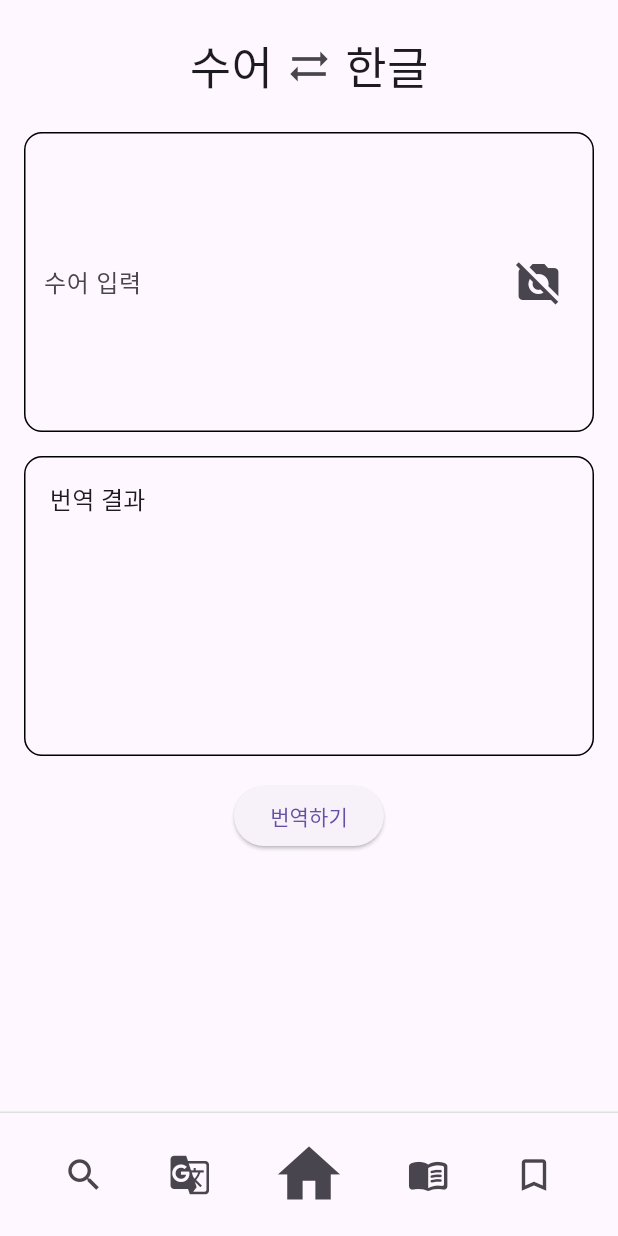
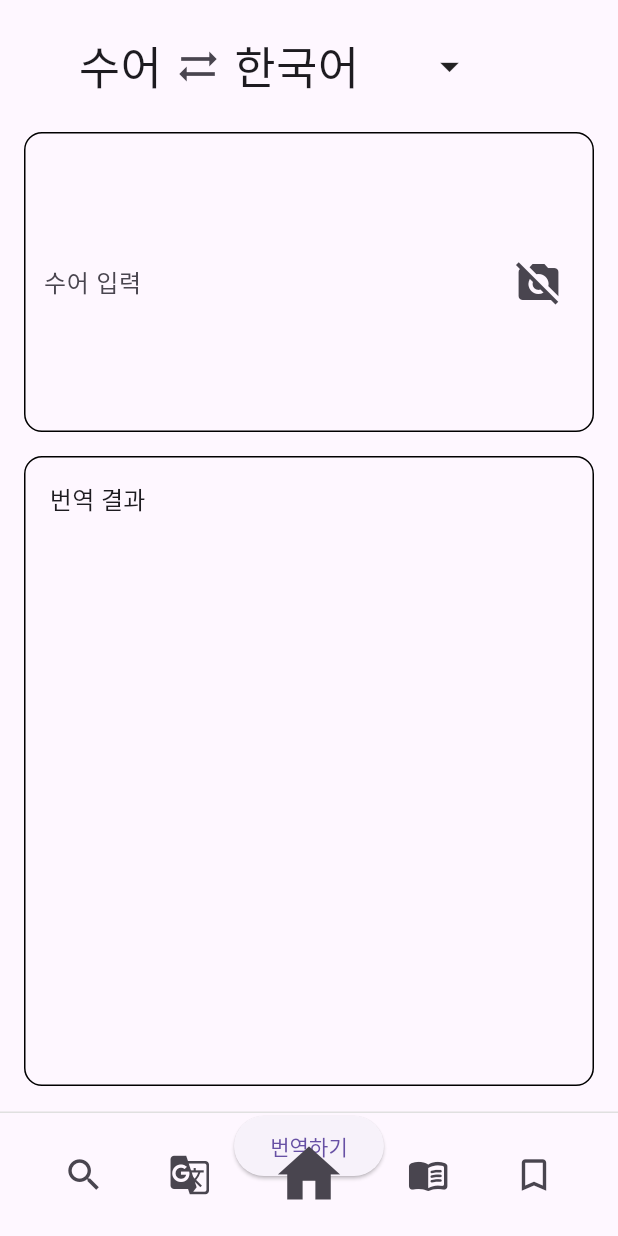
Before and after one commit to Jung-g/sign_language, a Flutter app: the TranslateScreen screen opened directly, on a phone screen of 412 x 824 dp. Run offline on Flutter 3.47's test engine with Material 3 defaults, Android fonts, the phone set to English and light mode, and no system bars; our stand-ins replace table_calendar.

Commit message:
언어 변환 콤보박스 추가(위치는 수정해야됨.)

```diff
--- a/lib/screen/translate_screen.dart
+++ b/lib/screen/translate_screen.dart
@@ -5,14 +5,18 @@ class TranslateScreen extends StatefulWidget {
   const TranslateScreen({super.key});
 
   @override
-  State<TranslateScreen> createState() => _TranslateScreenState();
+  State<TranslateScreen> createState() => TranslateScreenState();
 }
 
-class _TranslateScreenState extends State<TranslateScreen> {
+class TranslateScreenState extends State<TranslateScreen> {
   bool isSignToKorean = true; // true: 수어 > 한글 | false 한글 > 수어
   bool isCameraOn = false;
 
   final TextEditingController inputController = TextEditingController();
+
+  // 체크박스
+  final List<String> langs = ['한국어', 'English', '日本語', '中文'];
+  String selectedLang = '한국어';
 
   void toggleDirection() {
     setState(() {
@@ -29,7 +33,7 @@ class _TranslateScreenState extends State<TranslateScreen> {
 
   @override
   Widget build(BuildContext context) {
-    final inputLabel = isSignToKorean ? '수어 입력' : '한글 입력';
+    final inputLabel = isSignToKorean ? '수어 입력' : '$selectedLang 입력';
 
     return Scaffold(
       body: SafeArea(
@@ -38,11 +42,12 @@ class _TranslateScreenState extends State<TranslateScreen> {
             // 상단 전환 버튼
             Padding(
               padding: const EdgeInsets.symmetric(vertical: 20),
+              child: Center(
                 child: Row(
                   mainAxisAlignment: MainAxisAlignment.center,
                   children: [
                     Text(
-                    isSignToKorean ? '수어' : '한글',
+                      isSignToKorean ? '수어' : selectedLang,
                       style: const TextStyle(fontSize: 30),
                     ),
                     IconButton(
@@ -50,10 +55,27 @@ class _TranslateScreenState extends State<TranslateScreen> {
                       onPressed: toggleDirection,
                     ),
                     Text(
-                    isSignToKorean ? '한글' : '수어',
+                      isSignToKorean ? selectedLang : '수어',
                       style: const TextStyle(fontSize: 30),
                     ),
+                    SizedBox(
+                      width: 120,
+                      child: PopupMenuButton<String>(
+                        icon: const Icon(Icons.arrow_drop_down, size: 30),
+                        onSelected: (lang) =>
+                            setState(() => selectedLang = lang),
+                        itemBuilder: (_) {
+                          return langs.map((lang) {
+                            return PopupMenuItem(
+                              value: lang,
+                              child: Text(lang),
+                            );
+                          }).toList();
+                        },
+                      ),
+                    ),
                   ],
+                ),
               ),
             ),
 
@@ -98,7 +120,7 @@ class _TranslateScreenState extends State<TranslateScreen> {
             Padding(
               padding: const EdgeInsets.symmetric(horizontal: 16),
               child: Container(
-                height: 200,
+                height: 420,
                 padding: const EdgeInsets.all(16),
                 decoration: BoxDecoration(
                   border: Border.all(color: Colors.black),
--- a/pubspec.yaml
+++ b/pubspec.yaml
@@ -40,6 +40,9 @@ dev_dependencies:
     sdk: flutter
 
   table_calendar: ^3.2.0
+  flutter_screenutil: ^5.9.3
+  responsive_builder: ^0.7.1
+  layout_grid: ^1.0.1
 
   # The "flutter_lints" package below contains a set of recommended lints to
   # encourage good coding practices. The lint set provided by the package is
```
Also changed, not shown: lib/screen/passwordrecovery_screen.dart (+7 -8 lines), pubspec.lock. Lines whose indentation alone changed are shown as unchanged.
